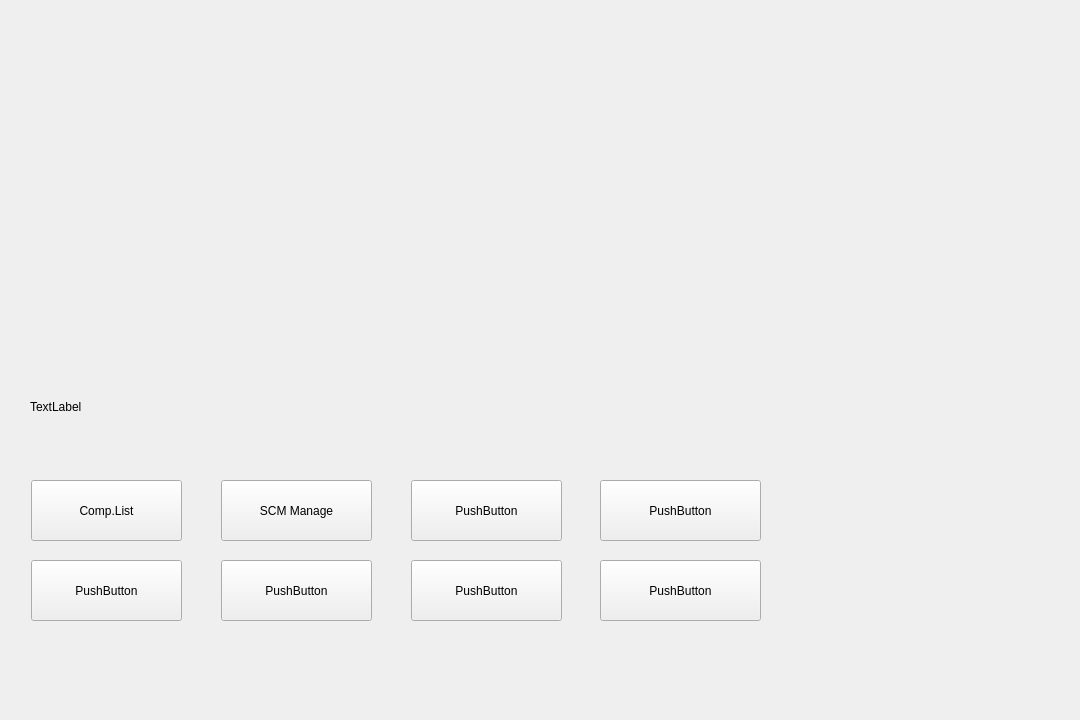
Above: client/MainUI/src/views/dashboard_widget.ui from Intel-Edge-9s/MES before the change. Below: the same form after it.
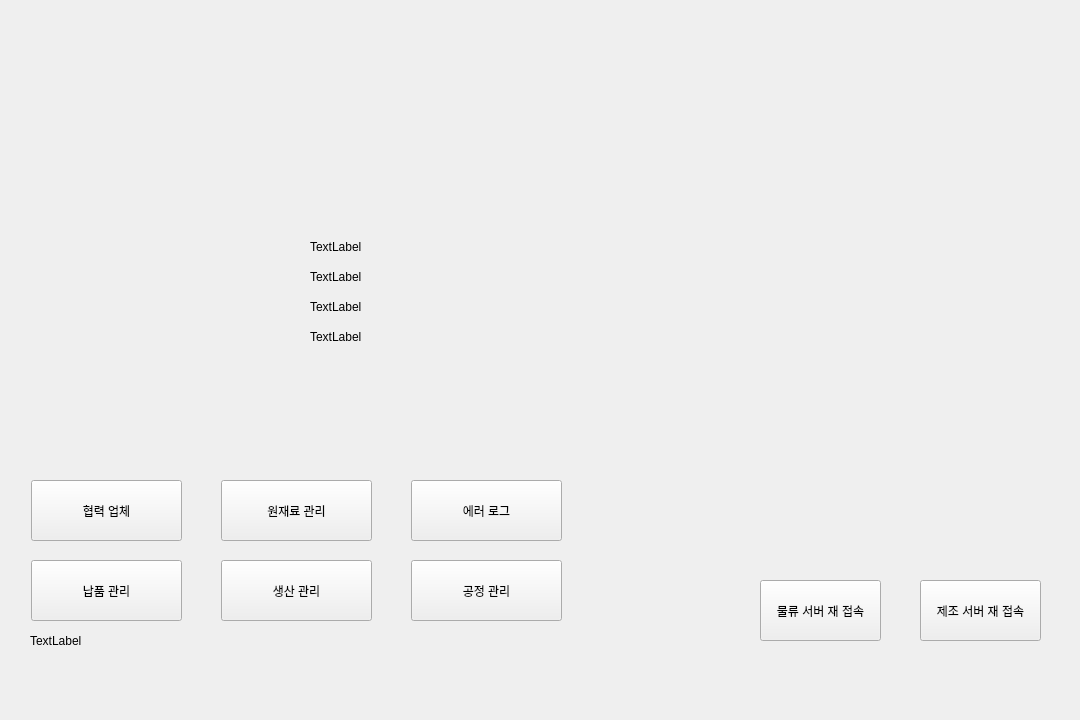
That is the form after the change.

What changed in the file:
```diff
--- a/client/MainUI/src/views/dashboard_widget.ui
+++ b/client/MainUI/src/views/dashboard_widget.ui
@@ -23,7 +23,7 @@
     </rect>
    </property>
    <property name="text">
-    <string>Comp.List</string>
+    <string>협력 업체</string>
    </property>
   </widget>
   <widget class="QWidget" name="verticalLayoutWidget_3">
@@ -47,7 +47,7 @@
     </rect>
    </property>
    <property name="text">
-    <string>PushButton</string>
+    <string>납품 관리</string>
    </property>
   </widget>
   <widget class="QPushButton" name="ScmManageBtn">
@@ -60,7 +60,7 @@
     </rect>
    </property>
    <property name="text">
-    <string>SCM Manage</string>
+    <string>원재료 관리</string>
    </property>
   </widget>
   <widget class="QPushButton" name="pushButton_3">
@@ -73,7 +73,7 @@
     </rect>
    </property>
    <property name="text">
-    <string>PushButton</string>
+    <string>생산 관리</string>
    </property>
   </widget>
   <widget class="QPushButton" name="pushButton_4">
@@ -86,7 +86,7 @@
     </rect>
    </property>
    <property name="text">
-    <string>PushButton</string>
+    <string>에러 로그</string>
    </property>
   </widget>
   <widget class="QPushButton" name="pushButton_5">
@@ -99,33 +99,33 @@
     </rect>
    </property>
    <property name="text">
-    <string>PushButton</string>
+    <string>공정 관리</string>
    </property>
   </widget>
   <widget class="QPushButton" name="pushButton_6">
    <property name="geometry">
     <rect>
-     <x>600</x>
-     <y>480</y>
-     <width>161</width>
+     <x>920</x>
+     <y>580</y>
+     <width>121</width>
      <height>61</height>
     </rect>
    </property>
    <property name="text">
-    <string>PushButton</string>
+    <string>제조 서버 재 접속</string>
    </property>
   </widget>
   <widget class="QPushButton" name="pushButton_7">
    <property name="geometry">
     <rect>
-     <x>600</x>
-     <y>560</y>
-     <width>161</width>
+     <x>760</x>
+     <y>580</y>
+     <width>121</width>
      <height>61</height>
     </rect>
    </property>
    <property name="text">
-    <string>PushButton</string>
+    <string>물류 서버 재 접속</string>
    </property>
   </widget>
   <widget class="QWidget" name="verticalLayoutWidget_4">
@@ -133,8 +133,8 @@
     <rect>
      <x>30</x>
      <y>20</y>
-     <width>231</width>
-     <height>171</height>
+     <width>251</width>
+     <height>191</height>
     </rect>
    </property>
    <layout class="QVBoxLayout" name="storageA01ChartLayout"/>
@@ -143,9 +143,9 @@
    <property name="geometry">
     <rect>
      <x>30</x>
-     <y>210</y>
-     <width>231</width>
-     <height>171</height>
+     <y>230</y>
+     <width>251</width>
+     <height>191</height>
     </rect>
    </property>
    <layout class="QVBoxLayout" name="storageB02ChartLayout"/>
@@ -153,10 +153,10 @@
   <widget class="QWidget" name="verticalLayoutWidget_6">
    <property name="geometry">
     <rect>
-     <x>290</x>
+     <x>300</x>
      <y>20</y>
-     <width>231</width>
-     <height>171</height>
+     <width>251</width>
+     <height>191</height>
     </rect>
    </property>
    <layout class="QVBoxLayout" name="storageC03ChartLayout"/>
@@ -165,7 +165,62 @@
    <property name="geometry">
     <rect>
      <x>30</x>
-     <y>400</y>
+     <y>630</y>
+     <width>221</width>
+     <height>21</height>
+    </rect>
+   </property>
+   <property name="styleSheet">
+    <string notr="true"/>
+   </property>
+   <property name="text">
+    <string>TextLabel</string>
+   </property>
+  </widget>
+  <widget class="QLabel" name="label">
+   <property name="geometry">
+    <rect>
+     <x>310</x>
+     <y>240</y>
+     <width>57</width>
+     <height>14</height>
+    </rect>
+   </property>
+   <property name="text">
+    <string>TextLabel</string>
+   </property>
+  </widget>
+  <widget class="QLabel" name="label_2">
+   <property name="geometry">
+    <rect>
+     <x>310</x>
+     <y>270</y>
+     <width>57</width>
+     <height>14</height>
+    </rect>
+   </property>
+   <property name="text">
+    <string>TextLabel</string>
+   </property>
+  </widget>
+  <widget class="QLabel" name="label_3">
+   <property name="geometry">
+    <rect>
+     <x>310</x>
+     <y>300</y>
+     <width>57</width>
+     <height>14</height>
+    </rect>
+   </property>
+   <property name="text">
+    <string>TextLabel</string>
+   </property>
+  </widget>
+  <widget class="QLabel" name="label_4">
+   <property name="geometry">
+    <rect>
+     <x>310</x>
+     <y>330</y>
      <width>57</width>
      <height>14</height>
     </rect>
```
Left out of the diff: 4 changed lines with no effect on the pictures.
